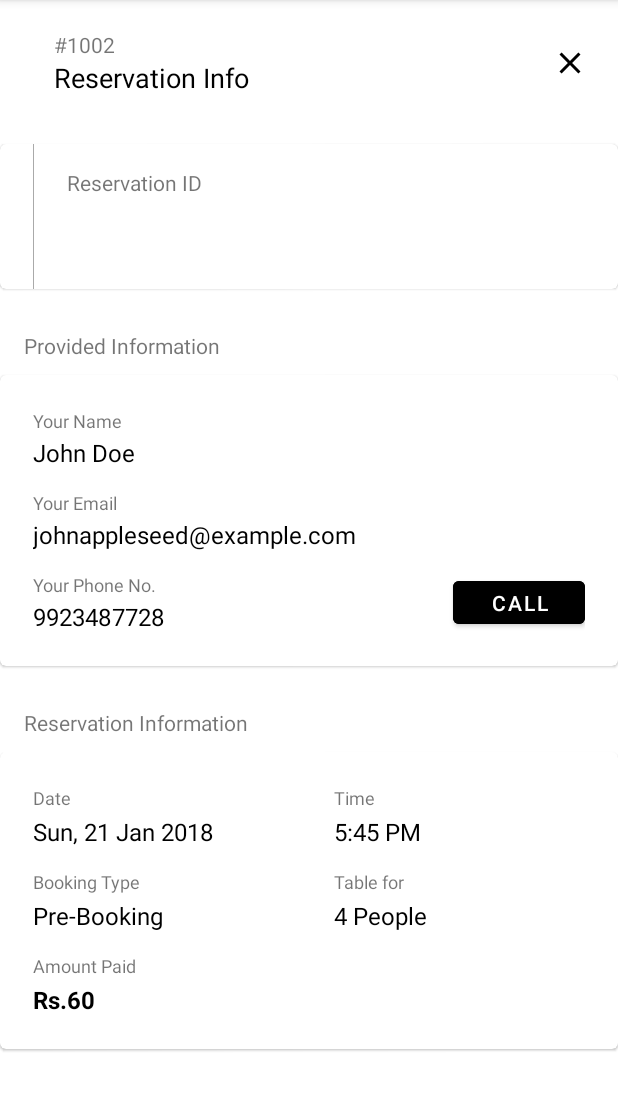
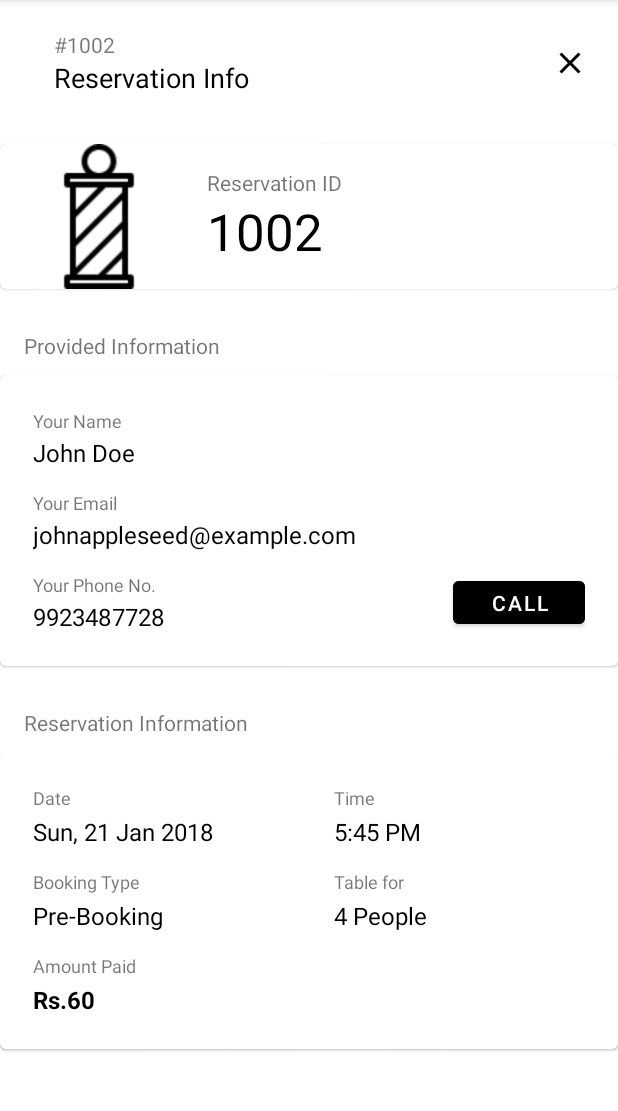
Before and after one commit to bobby-stanoff/barber-appointment, an Android app: the BookingDetail screen opened directly, with no data from a screen before it, on a phone screen of 412 x 824 dp, the part 84-1195 px from its top. Run offline under Robolectric (Android 15) with nearby library versions, the phone set to English and light mode, and no system bars; libraries missing offline, so code that uses them is left out: com.facebook; pictures from the network do not load; 1 statement that could not run was skipped.

```diff
--- a/app/src/main/java/vn/something/barberfinal/BookingDetail.java
+++ b/app/src/main/java/vn/something/barberfinal/BookingDetail.java
@@ -1,6 +1,7 @@
 package vn.something.barberfinal;
 
 import android.os.Bundle;
+import android.util.Log;
 import android.view.View;
 import android.widget.ImageView;
 import android.widget.TextView;
@@ -11,18 +12,31 @@ import androidx.core.graphics.Insets;
 import androidx.core.view.ViewCompat;
 import androidx.core.view.WindowInsetsCompat;
 
+import com.bumptech.glide.Glide;
+import com.facebook.AccessToken;
+import com.facebook.GraphRequest;
+import com.facebook.GraphResponse;
+import com.facebook.HttpMethod;
+
+import org.json.JSONObject;
+
+import vn.something.barberfinal.DataModel.Appointment;
+
 public class BookingDetail extends AppCompatActivity {
+    Appointment itemData = null;
 
+    TextView textViewReServId;
+    ImageView clientProfilePic;
     @Override
     protected void onCreate(Bundle savedInstanceState) {
         super.onCreate(savedInstanceState);
         EdgeToEdge.enable(this);
         setContentView(R.layout.activity_booking_detail);
 
-        String itemData = getIntent().getStringExtra("item");
-
-        TextView textView = findViewById(R.id.reservation_id_textview);
-        textView.setText(itemData);
+        itemData = (Appointment) getIntent().getSerializableExtra("item");
+        textViewReServId = findViewById(R.id.reservation_id_textview);
+        clientProfilePic = findViewById(R.id.clientProfilePic);
+        getUserInfo(itemData.getMessengerUserId());
         ImageView closeButton = findViewById(R.id.close_button);
         closeButton.setOnClickListener(new View.OnClickListener() {
             @Override
@@ -31,4 +45,49 @@ public class BookingDetail extends AppCompatActivity {
             }
         });
     }
+    public void getUserInfo(String psid) {
+        String pageAccessToken = getSharedPreferences("ShopPrefs", MODE_PRIVATE).getString("shopPageToken",null);
+        Log.d("TAG", "getUserInfo: "+ pageAccessToken );
+        String fields = "id,name,profile_pic";
+        GraphRequest request = new GraphRequest(
+                null,
+                "/" + psid,
+                null,
+                HttpMethod.GET,
+                new GraphRequest.Callback() {
+                    @Override
+                    public void onCompleted(GraphResponse response) {
+
+                        if (response.getError() != null) {
+                            Log.e("GraphAPI", "Error: " + response.getError().getErrorMessage());
+                        } else {
+
+                            try {
+                                JSONObject jsonObject = response.getJSONObject();
+                                String profilename = jsonObject.optString("name");
+                                String profilePic = jsonObject.optString("profile_pic");
+                                Log.d("BOOKING DETAIL", "onCompleted: "+ profilename+ " "+ profilePic);
+                                UpdateUI(profilePic);
+
+                            } catch (Exception e) {
+                                e.printStackTrace();
+                            }
+                        }
+                    }
+                });
+
+        Bundle params = new Bundle();
+        params.putString("access_token", pageAccessToken);
+        params.putString("fields", fields);
+        request.setParameters(params);
+
+
+        request.executeAsync();
+    }
+    public void UpdateUI(String ProfilePicUrl){
+
+        textViewReServId.setText(itemData.getCustomerName());
+        Glide.with(this).load(ProfilePicUrl).into(clientProfilePic);
+
+    }
 }
--- a/app/src/main/java/vn/something/barberfinal/DataModel/ShopPreferences.java
+++ b/app/src/main/java/vn/something/barberfinal/DataModel/ShopPreferences.java
@@ -6,6 +6,7 @@ import android.content.SharedPreferences;
 public class ShopPreferences {
     private static final String PREF_NAME = "ShopPrefs";
     private static final String KEY_SHOP_ID = "shop_id";
+    private static final String KEY_SHOP_PAGE_TOKEN = "shopPageToken";
     private SharedPreferences prefs;
 
     public ShopPreferences(Context context) {
--- a/app/src/main/java/vn/something/barberfinal/FacebookLoginActivity.java
+++ b/app/src/main/java/vn/something/barberfinal/FacebookLoginActivity.java
@@ -167,7 +167,6 @@ public class FacebookLoginActivity extends AppCompatActivity {
         //https://developers.facebook.com/docs/graph-api/reference/page/
         String fields = "name,emails,location,phone,picture,link,website,hours,followers_count";
 
-        // Make a Graph API request to get the page information
         GraphRequest request = new GraphRequest(
                 AccessToken.getCurrentAccessToken(),
                 "/" + pageId,
@@ -200,9 +199,9 @@ public class FacebookLoginActivity extends AppCompatActivity {
 
                         saveBarberShop(barberShop);
                     } else {
-                        // Handle errors or no response
+
                         if (response.getError() != null) {
-                            // Handle the error (e.g., invalid token, no access)
+
                             System.err.println("Error fetching page info: " + response.getError().getErrorMessage());
                         }
                     }
@@ -225,6 +224,7 @@ public class FacebookLoginActivity extends AppCompatActivity {
         String shopId = barberShop.getPageId();
         barberShop.setShopId(shopId);
         getSharedPreferences("ShopPrefs",MODE_PRIVATE).edit().putString("shopId",shopId).apply();
+        getSharedPreferences(("ShopPrefs"),MODE_PRIVATE).edit().putString("shopPageToken",barberShop.getPageAccessToken()).apply();
         if (shopId != null) {
             shopRef.set(barberShop)
                     .addOnSuccessListener(aVoid -> {
--- a/app/src/main/java/vn/something/barberfinal/services/ReceiveFCMMessageService.java
+++ b/app/src/main/java/vn/something/barberfinal/services/ReceiveFCMMessageService.java
@@ -66,7 +66,7 @@ public class ReceiveFCMMessageService extends FirebaseMessagingService {
 
                     );
             saveAppointment(newAppointment);
-            sendNotification(""+newAppointment.getCustomerName()+"Đặt lịch hẹn từ trang Facebook ");
+            sendNotification(" "+newAppointment.getCustomerName()+": Đặt lịch hẹn từ trang Facebook ");
 
         }
         //see: https://firebase.google.com/docs/cloud-messaging/android/receive#handling_messages
--- a/app/src/main/res/layout/activity_booking_detail.xml
+++ b/app/src/main/res/layout/activity_booking_detail.xml
@@ -69,11 +69,22 @@
                     android:paddingEnd="26dp">
 
                     <LinearLayout
-                        android:layout_width="0.5dp"
+                        android:layout_width="wrap_content"
                         android:layout_height="match_parent"
-                        android:layout_marginStart="6dp"
+                        android:layout_marginStart="0dp"
                         android:background="@android:color/darker_gray"
-                        tools:ignore="Suspicious0dp" />
+                        android:orientation="horizontal" >
+
+                        <ImageView
+                            android:id="@+id/clientProfilePic"
+                            android:layout_width="wrap_content"
+                            android:layout_height="match_parent"
+                            android:layout_weight="1"
+                            android:background="@color/white"
+                            android:contentDescription="avatar"
+                            android:src="@drawable/barber100"
+                            app:srcCompat="@drawable/barber100" />
+                    </LinearLayout>
 
                     <LinearLayout
                         android:paddingTop="16dp"
@@ -101,7 +112,7 @@
                 </LinearLayout>
             </com.google.android.material.card.MaterialCardView>
 
-            <!-- Provided Info Section -->
+
             <TextView
                 android:layout_width="wrap_content"
                 android:layout_height="wrap_content"
@@ -121,6 +132,11 @@
                     android:layout_height="match_parent"
                     android:padding="22dp"
                     android:orientation="vertical">
+
+                    <LinearLayout
+                        android:layout_width="match_parent"
+                        android:layout_height="match_parent"
+                        android:orientation="horizontal"></LinearLayout>
 
                     <TextView
                         android:layout_width="wrap_content"
```
Also changed, not shown: app/src/main/java/vn/something/barberfinal/DataModel/Appointment.java (+10 -1 lines), app/src/main/java/vn/something/barberfinal/adapter/CardAdapterBooking.java (+12 -0 lines), app/src/main/java/vn/something/barberfinal/ui/fragments/PendingFragment.java (+50 -12 lines), app/src/main/java/vn/something/barberfinal/ui/fragments/UpCommingFragment.java (+46 -5 lines), app/src/main/res/layout/card_appointment.xml (+5 -4 lines), app/src/main/res/layout/pending_fragment_tab.xml (+11 -2 lines), app/src/main/res/layout/upcoming_fragment_tab.xml (+11 -3 lines).
